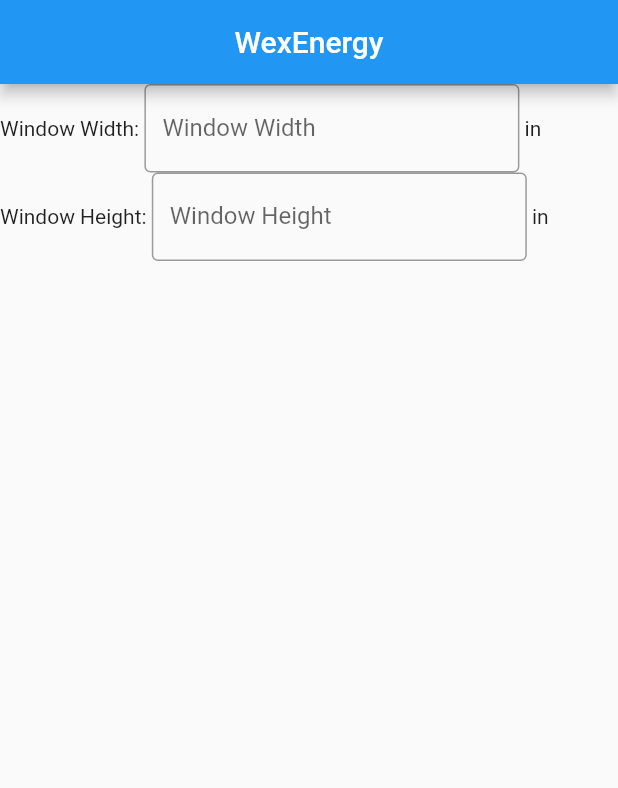
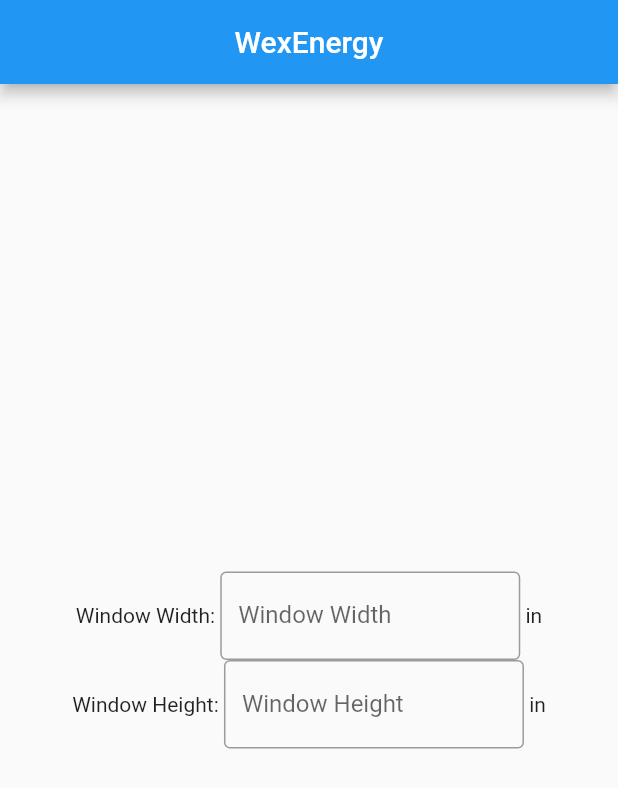
Before and after one commit to gjf7128/wexenergy_app, a Flutter app: the screen it shows after launch, on a phone screen of 412 x 824 dp. Shown: the top 788 px of the screen. Run offline on Flutter 3.47's test engine with Material 2 defaults, Android fonts, the phone set to English and light mode, and no system bars; our stand-ins replace go_router.

Commit message:
Centered the text on the screen

```diff
--- a/lib/Pages/windowspecs_page.dart
+++ b/lib/Pages/windowspecs_page.dart
@@ -2,6 +2,10 @@
 import 'package:flutter/services.dart';
 
 class WindowSpecsPage extends StatelessWidget{
+
+  static const double widgetWidthSize = 250;
+
+
   const WindowSpecsPage({super.key});
 
 
@@ -13,12 +17,14 @@
       ),
       body: const Center(
           child: Column(
+            mainAxisAlignment: MainAxisAlignment.center,
             children: [
               Row(
+                mainAxisAlignment: MainAxisAlignment.center,
                 children: <Widget>[
                   Text('Window Width: '),
                   SizedBox(
-                  width: 250,
+                    width: 200,
                     child: TextField(
                       keyboardType: TextInputType.number,
                       obscureText: false,
@@ -32,10 +38,11 @@
                 ]
               ),
               Row(
+                mainAxisAlignment: MainAxisAlignment.center,
                 children: <Widget>[
                   Text('Window Height: '),
                   SizedBox(
-                  width: 250,
+                    width: 200,
                     child: TextField(
                       keyboardType: TextInputType.number,
                       obscureText: false,
```
Lines whose indentation alone changed are shown as unchanged.
